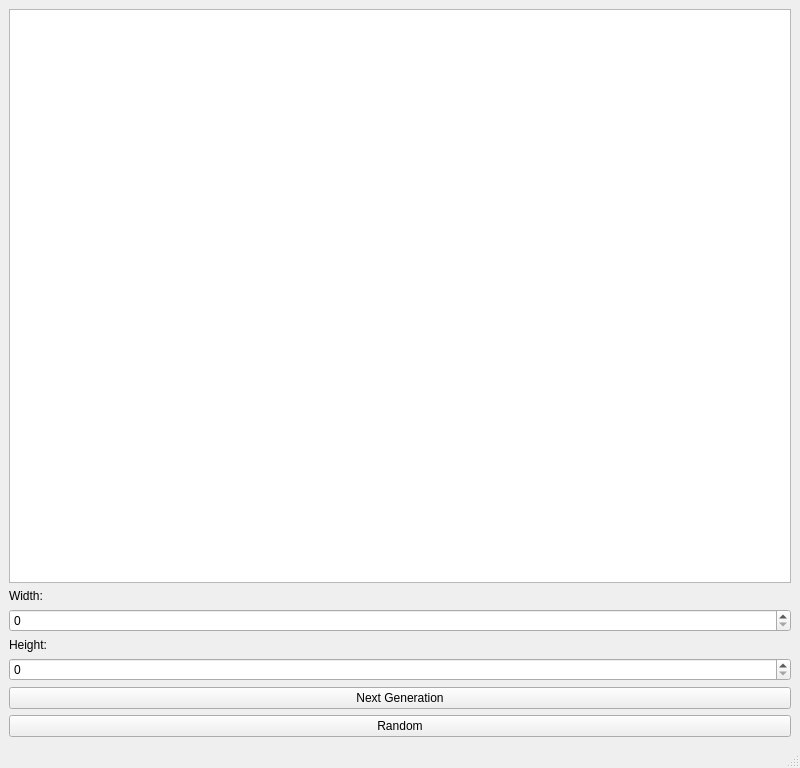
The window that GameOfLife/gof/mainwindow.ui (MaciejBros/Projekt-PK) describes before a commit, drawn with Qt 5.
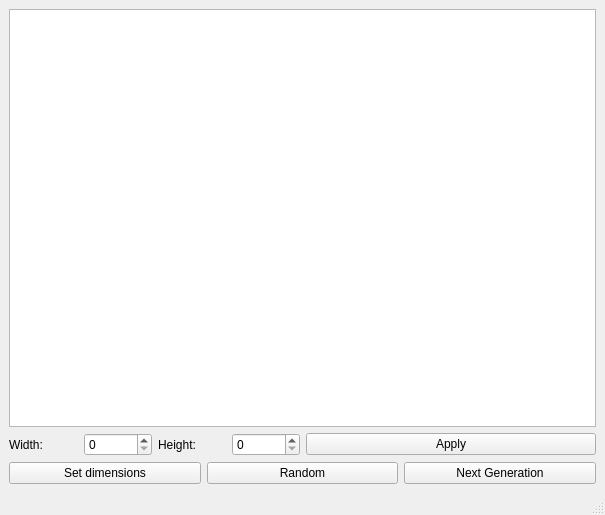
The same window after the commit.

Patch:
```diff
--- a/GameOfLife/gof/mainwindow.ui
+++ b/GameOfLife/gof/mainwindow.ui
@@ -6,19 +6,30 @@
    <rect>
     <x>0</x>
     <y>0</y>
-    <width>800</width>
-    <height>768</height>
+    <width>605</width>
+    <height>515</height>
    </rect>
   </property>
   <property name="windowTitle">
    <string>MainWindow</string>
   </property>
+  <property name="styleSheet">
+   <string notr="true"/>
+  </property>
   <widget class="QWidget" name="centralwidget">
-   <layout class="QVBoxLayout" name="verticalLayout">
+   <layout class="QVBoxLayout" name="verticalLayout_2">
     <item>
      <widget class="QGraphicsView" name="okno"/>
     </item>
     <item>
+     <layout class="QVBoxLayout" name="verticalLayout">
+      <item>
+       <layout class="QHBoxLayout" name="horizontalLayout_4">
+        <item>
+         <layout class="QHBoxLayout" name="horizontalLayout_3">
+          <item>
+           <layout class="QHBoxLayout" name="horizontalLayout">
+            <item>
      <widget class="QLabel" name="label">
       <property name="text">
        <string>Width:</string>
@@ -28,6 +39,10 @@
     <item>
      <widget class="QSpinBox" name="spinBoxWidth"/>
     </item>
+           </layout>
+          </item>
+          <item>
+           <layout class="QHBoxLayout" name="horizontalLayout_2">
     <item>
      <widget class="QLabel" name="label_2">
       <property name="text">
@@ -38,10 +53,25 @@
     <item>
      <widget class="QSpinBox" name="spinBoxHeight"/>
     </item>
+           </layout>
+          </item>
+         </layout>
+        </item>
     <item>
-     <widget class="QPushButton" name="NextGen">
+         <widget class="QPushButton" name="Apply">
       <property name="text">
-       <string>Next Generation</string>
+           <string>Apply</string>
+          </property>
+         </widget>
+        </item>
+       </layout>
+      </item>
+      <item>
+       <layout class="QHBoxLayout" name="horizontalLayout_5">
+        <item>
+         <widget class="QPushButton" name="set_dimensions">
+          <property name="text">
+           <string>Set dimensions</string>
       </property>
      </widget>
     </item>
@@ -52,6 +82,17 @@
       </property>
      </widget>
     </item>
+        <item>
+         <widget class="QPushButton" name="NextGen">
+          <property name="text">
+           <string>Next Generation</string>
+          </property>
+         </widget>
+        </item>
+       </layout>
+      </item>
+     </layout>
+    </item>
    </layout>
   </widget>
   <widget class="QMenuBar" name="menubar">
```
Left out of the diff: 2 changed lines with no effect on the pictures. Lines whose indentation alone changed are shown as unchanged.
